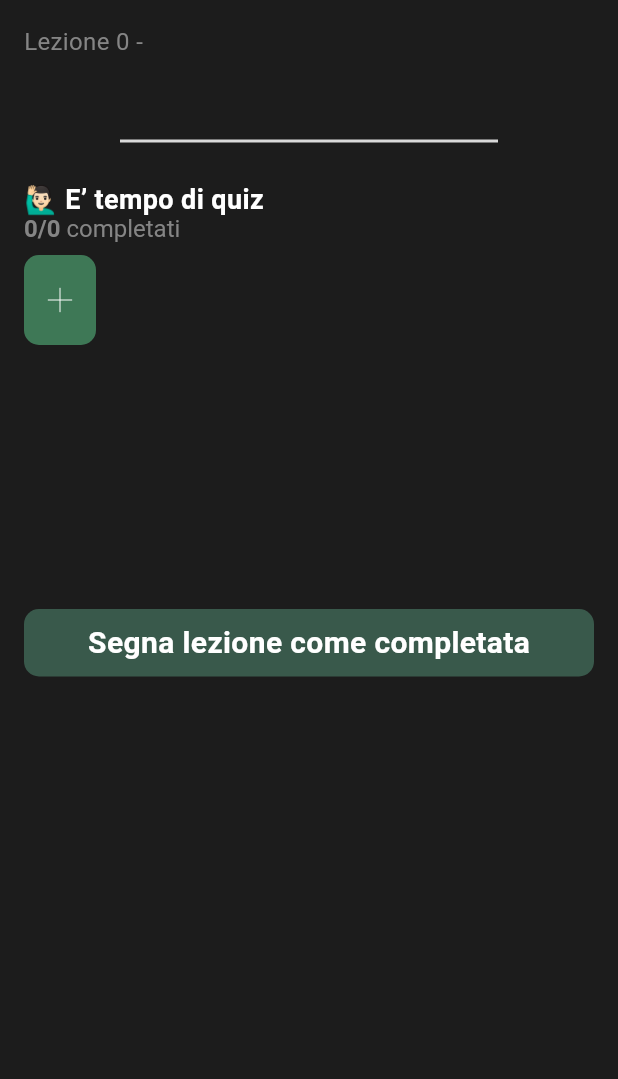
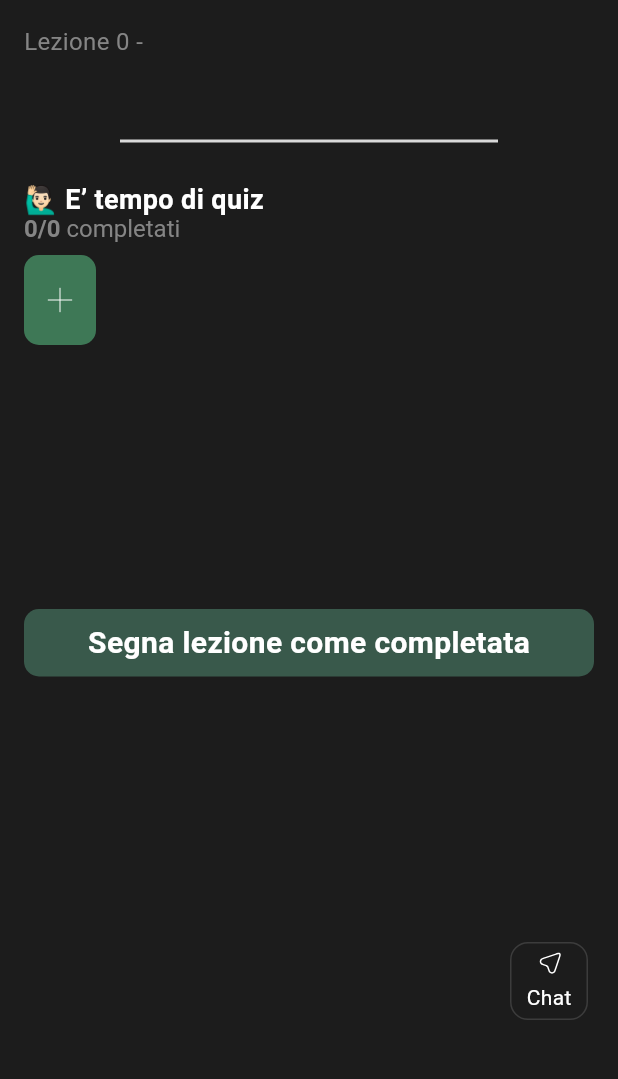
Before and after one commit to simonegiammy/KnowAI, a Flutter app: the LessonScreen screen opened directly with empty values, on a phone screen of 412 x 824 dp, the part 96-1175 px from its top. Run offline on Flutter 3.47's test engine with Material 3 defaults, Android fonts, the light colour scheme and no system bars; our stand-ins replace cloud_firestore, firebase_auth, firebase_core, firebase_storage, flutter_animate, flutter_dotenv and 3 more; missing offline and left inert: dart_openai, haptic_feedback; accounts and stored records are empty; generated files the repository leaves out were written again; network calls fail; Roboto replaces fonts that are missing (SFProText).

Commit message:
Finished mvp

```diff
--- a/lib/main.dart
+++ b/lib/main.dart
@@ -10,7 +10,7 @@ import 'package:flutter_dotenv/flutter_dotenv.dart';
 void main() async {
   await dotenv.load(fileName: ".env");
   OpenAI.apiKey =
-      dotenv.env['OPENAI_KEY']!; //TODO: CHANGE THIS BEFORE DEPLOYMENT
+      dotenv.env['OPENAI_KEY']!; //TODO: CHANGE THIS BEFORE DEPLOYMENT*/
   WidgetsFlutterBinding.ensureInitialized();
   await Firebase.initializeApp(
     options: DefaultFirebaseOptions.currentPlatform,
--- a/lib/screens/course_screen.dart
+++ b/lib/screens/course_screen.dart
@@ -91,6 +91,8 @@ class _CourseScreenState extends State<CourseScreen> {
                                           left: 16, right: 16),
                                       child: Text(
                                         widget.course.title!,
+                                        maxLines: 2,
+                                        overflow: TextOverflow.ellipsis,
                                         style: AppStyle.semibold
                                             .copyWith(fontSize: 24),
                                       ),
@@ -130,7 +132,7 @@ class _CourseScreenState extends State<CourseScreen> {
                 ),
                 SliverToBoxAdapter(
                   child: Container(
-                    height: MediaQuery.of(context).size.height,
+                    // height: double.maxFinite,
                     width: MediaQuery.of(context).size.width,
                     padding: const EdgeInsets.symmetric(
                         vertical: 12, horizontal: 20),
--- a/lib/screens/home_screen.dart
+++ b/lib/screens/home_screen.dart
@@ -233,7 +233,8 @@ class _HomeScreenState extends State<HomeScreen> {
                                   children: isSearching
                                       ? [
                                           for (Course c in (courses?.where(
-                                                  (element) => element.title!
+                                                  (element) => (element.title ??
+                                                          "")
                                                       .toString()
                                                       .toLowerCase()
                                                       .contains(searchController
--- a/lib/screens/lesson_screen.dart
+++ b/lib/screens/lesson_screen.dart
@@ -10,6 +10,7 @@ import 'package:KnowAI/model/message.dart';
 import 'package:KnowAI/model/quiz.dart';
 import 'package:KnowAI/screens/quiz_screen.dart';
 import 'package:KnowAI/style.dart';
+import 'package:KnowAI/widgets/back_button.dart';
 import 'package:KnowAI/widgets/button.dart';
 import 'package:KnowAI/widgets/fab.dart';
 import 'package:KnowAI/widgets/input_field.dart';
@@ -36,8 +37,8 @@ class LessonScreen extends StatefulWidget {
 class _LessonScreenState extends State<LessonScreen> {
   bool isLoading = false;
   bool isLoadingQuiz = false;
+  List<Message> messages = [];
   bool showingChat = false;
-  List<Message> messages = [];
   bool isCompleted = false;
   bool isScrolled = false;
   String finishReason = "";
@@ -57,6 +58,7 @@ class _LessonScreenState extends State<LessonScreen> {
           Stream<OpenAIStreamChatCompletionModel>? chatStream =
               await AIProvider.createLessonText(widget.lesson, widget.c);
           // Listen to the stream.
+
           _subscription = chatStream!.listen(
             (streamChatCompletion) {
               final content = streamChatCompletion.choices.first.delta.content;
@@ -69,6 +71,7 @@ class _LessonScreenState extends State<LessonScreen> {
                   if (streamChatCompletion.choices.first.finishReason != null) {
                     finishReason =
                         streamChatCompletion.choices.first.finishReason!;
+                    print(finishReason);
                   }
                 });
               }
@@ -170,20 +173,26 @@ class _LessonScreenState extends State<LessonScreen> {
         padding: const EdgeInsets.only(
           left: 16,
         ),
-        margin: const EdgeInsets.only(left: 16, top: 64, bottom: 64),
-        decoration: BoxDecoration(
-            border: Border(left: BorderSide(color: AppStyle.gray))),
+        margin: const EdgeInsets.only(left: 0, top: 12, bottom: 12),
+        decoration: MediaQuery.of(context).size.width > 500
+            ? BoxDecoration(
+                border: Border(left: BorderSide(color: AppStyle.gray)))
+            : null,
         child: Column(
           crossAxisAlignment: CrossAxisAlignment.start,
           children: [
+            if (MediaQuery.of(context).size.width < 500)
+              AppButton(
+                iconPath: 'assets/icons/icon_back.svg',
+                onTap: () {
+                  setState(() {
+                    showingChat = false;
+                  });
+                },
+              ),
             Text(
               "Chiedi a Kai! ",
               style: AppStyle.title.copyWith(fontSize: 24),
-            ),
-            Text(
-              "Seleziona il testo che non ti è chiaro e comincia la chat!",
-              style: AppStyle.regular
-                  .copyWith(fontSize: 18, color: const Color(0xff858585)),
             ),
             Expanded(
                 child: SingleChildScrollView(
@@ -259,36 +268,21 @@ class _LessonScreenState extends State<LessonScreen> {
     }
 
     return Scaffold(
-      floatingActionButton: isScrolled ||
-              (showingChat && MediaQuery.of(context).size.width <= 500)
+      floatingActionButton:
+          (isScrolled && (MediaQuery.of(context).size.width <= 500)) &&
+                  !showingChat
               ? AppFab(
-              onTap: showingChat
-                  ? () {
-                      showModalBottomSheet(
-                        isScrollControlled: true,
-                        context: context,
-                        builder: (context) {
-                          return Container(
-                              color: AppStyle.black,
-                              constraints: BoxConstraints(
-                                  maxHeight:
-                                      MediaQuery.of(context).size.height * 0.9,
-                                  maxWidth: MediaQuery.of(context).size.width),
-                              child: buildChat());
-                        },
-                      );
-                    }
-                  : () {
+                  onTap: () {
                     scrollController.jumpTo(0);
                   },
-              iconPath: showingChat
-                  ? 'assets/icons/icon_send.svg'
-                  : 'assets/icons/icon_back.svg')
+                  iconPath: 'assets/icons/icon_back.svg')
               : null,
       backgroundColor: AppStyle.black,
       body: SafeArea(
           bottom: false,
-          child: Padding(
+          child: Stack(
+            children: [
+              Padding(
                 padding: const EdgeInsets.symmetric(horizontal: 16),
                 child: Row(
                   crossAxisAlignment: CrossAxisAlignment.start,
@@ -303,7 +297,8 @@ class _LessonScreenState extends State<LessonScreen> {
                             crossAxisAlignment: CrossAxisAlignment.start,
                             children: [
                               Padding(
-                            padding: const EdgeInsets.fromLTRB(0, 16, 0, 16),
+                                padding:
+                                    const EdgeInsets.fromLTRB(0, 16, 0, 16),
                                 child: Row(
                                   children: [
                                     SizedBox(
@@ -311,7 +306,8 @@ class _LessonScreenState extends State<LessonScreen> {
                                       width: 48,
                                       child: FittedBox(
                                         child: AppButton(
-                                        iconPath: 'assets/icons/icon_back.svg',
+                                            iconPath:
+                                                'assets/icons/icon_back.svg',
                                             onTap: () {
                                               Navigator.pop(context);
                                             }),
@@ -323,7 +319,8 @@ class _LessonScreenState extends State<LessonScreen> {
                               Text(
                                 "Lezione ${widget.lesson.id} - ${widget.c.title}",
                                 style: AppStyle.regular.copyWith(
-                                color: const Color(0xff858585), fontSize: 16),
+                                    color: const Color(0xff858585),
+                                    fontSize: 16),
                               ),
                               const SizedBox(
                                 height: 4,
@@ -356,21 +353,6 @@ class _LessonScreenState extends State<LessonScreen> {
                               ),
                               if (widget.lesson.completeText != null)
                                 Markdown(
-                              onSelectionChanged: (text, selection, cause) {
-                                if (selection.textInside(text ?? "").length >
-                                        5 &&
-                                    cause == SelectionChangedCause.drag) {
-                                  textController.text =
-                                      selection.textInside(text ?? "");
-                                  setState(() {
-                                    showingChat = true;
-                                  });
-                                } else {
-                                  setState(() {
-                                    showingChat = false;
-                                  });
-                                }
-                              },
                                   selectable: true,
                                   data: widget.lesson.completeText!,
                                   physics: const NeverScrollableScrollPhysics(),
@@ -411,12 +393,14 @@ class _LessonScreenState extends State<LessonScreen> {
                                 TextSpan(
                                   text: "0/${widget.lesson.quizes?.length}",
                                   style: AppStyle.semibold.copyWith(
-                                  color: const Color(0xff858585), fontSize: 16),
+                                      color: const Color(0xff858585),
+                                      fontSize: 16),
                                 ),
                                 TextSpan(
                                   text: " completati",
                                   style: AppStyle.regular.copyWith(
-                                  color: const Color(0xff858585), fontSize: 16),
+                                      color: const Color(0xff858585),
+                                      fontSize: 16),
                                 )
                               ])),
                               SizedBox(
@@ -445,15 +429,18 @@ class _LessonScreenState extends State<LessonScreen> {
                                     isLoadingQuiz
                                         ? const CircularProgressIndicator()
                                         : AppButton(
-                                        iconPath: "assets/icons/icon_add.svg",
+                                            iconPath:
+                                                "assets/icons/icon_add.svg",
                                             onTap: () async {
                                               setState(() {
                                                 isLoadingQuiz = true;
                                               });
                                               Quiz? q =
                                                   await AIProvider.generateQuiz(
-                                                  widget.lesson.completeText ??
-                                                      widget.lesson.content!);
+                                                      widget.lesson
+                                                              .completeText ??
+                                                          widget
+                                                              .lesson.content!);
                                               if (q != null) {
                                                 Lesson l = widget.lesson;
                                                 (l.quizes ?? []).add(q);
@@ -487,14 +474,16 @@ class _LessonScreenState extends State<LessonScreen> {
                                     for (String s
                                         in widget.lesson.relatedLinks ?? [])
                                       Padding(
-                                      padding: const EdgeInsets.only(right: 8),
+                                          padding:
+                                              const EdgeInsets.only(right: 8),
                                           child: YoutubePreview(link: s))
                                   ],
                                 ),
                               ),
                               if (!isCompleted)
                                 Padding(
-                              padding: const EdgeInsets.symmetric(vertical: 16),
+                                  padding:
+                                      const EdgeInsets.symmetric(vertical: 16),
                                   child: PrimaryButton(
                                       text: "Segna lezione come completata",
                                       onTap: () async {
@@ -516,6 +505,45 @@ class _LessonScreenState extends State<LessonScreen> {
                       Expanded(flex: 2, child: buildChat())
                   ],
                 ),
+              ),
+              if (MediaQuery.of(context).size.width < 500)
+                Align(
+                  alignment: Alignment.bottomRight,
+                  child: Padding(
+                      padding: const EdgeInsets.fromLTRB(16, 0, 20, 80),
+                      child: GestureDetector(
+                        onTap: () {
+                          setState(() {
+                            showingChat = true;
+                          });
+                        },
+                        child: Container(
+                          padding: const EdgeInsets.symmetric(vertical: 2),
+                          width: 52,
+                          height: 52,
+                          decoration: BoxDecoration(
+                              border: Border.all(color: AppStyle.gray),
+                              borderRadius:
+                                  const BorderRadius.all(Radius.circular(12)),
+                              color: AppStyle.black),
+                          child: Column(
+                            children: [
+                              SvgPicture.asset(
+                                'assets/icons/icon_send.svg',
+                                color: Colors.white,
+                              ),
+                              Text(
+                                "Chat",
+                                style: AppStyle.regular,
+                              ),
+                            ],
+                          ),
+                        ),
+                      )),
+                ),
+              if (showingChat)
+                Container(color: AppStyle.black, child: buildChat()),
+            ],
           )),
     );
   }
--- a/lib/screens/preview_course_screen.dart
+++ b/lib/screens/preview_course_screen.dart
@@ -165,7 +165,6 @@ class _PreviewCourseScreenState extends State<PreviewCourseScreen> {
                             }),
                       ),
                     Container(
-                      height: MediaQuery.of(context).size.height,
                       width: MediaQuery.of(context).size.width,
                       padding: const EdgeInsets.symmetric(
                           vertical: 12, horizontal: 20),
```
Also changed, not shown: lib/widgets/fab.dart (+9 -6 lines), 1 other file. Lines whose indentation alone changed are shown as unchanged.
